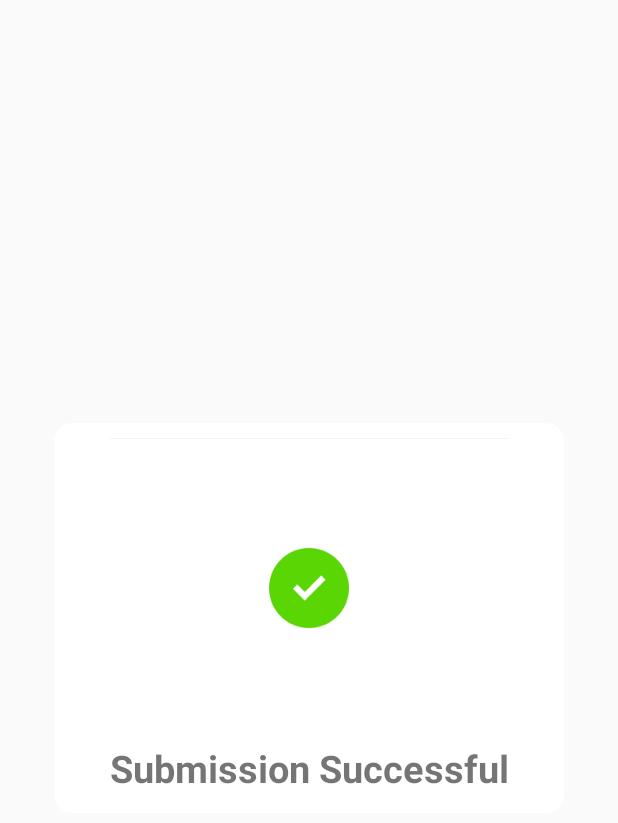
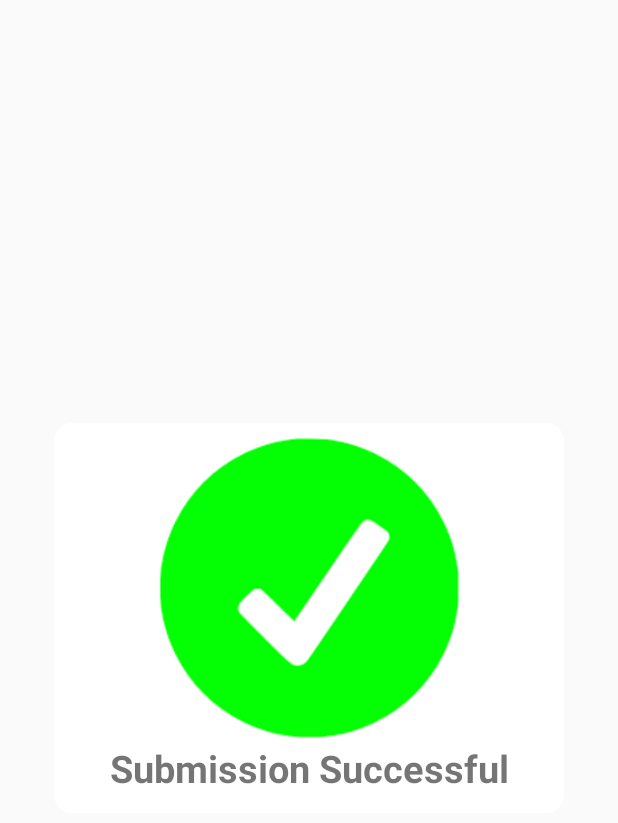
Before and after one commit to MichaelOdera/SkillsAndHoursScores, an Android app: the layout dialog_success_layout.xml on its own in the app's theme, with its tools: preview values and no code run, on a phone screen of 412 x 824 dp. Shown: the top 823 px of the screen. Run offline under Robolectric (Android 15) with nearby library versions, the phone set to English and light mode, and no system bars.

Commit message:
added the success png to README.md and to the project

```diff
--- a/app/src/main/res/layout/dialog_success_layout.xml
+++ b/app/src/main/res/layout/dialog_success_layout.xml
@@ -9,14 +9,16 @@
     android:layout_height="wrap_content"
     android:background="@drawable/rounded_dialog_background">
 
-    <pl.droidsonroids.gif.GifImageView
+
+    <ImageView
         android:layout_width="match_parent"
         android:layout_height="200dp"
-        android:src="@drawable/success_gif"
+        android:src="@drawable/gads_success"
         app:layout_constraintBottom_toTopOf="@+id/textView"
         app:layout_constraintEnd_toEndOf="parent"
         app:layout_constraintStart_toStartOf="parent"
-        app:layout_constraintTop_toTopOf="parent" />
+        app:layout_constraintTop_toTopOf="parent"
+        android:contentDescription="@string/todo" />
 
     <TextView
         android:id="@+id/textView"
```
Also changed, not shown: app/src/main/java/com/gads/gadstopscorers/ui/SubmissionActivity.java (+14 -4 lines), app/src/main/res/drawable/gads_success.png (added), app/src/main/res/drawable/success_gif.gif (deleted), 2 other files.
